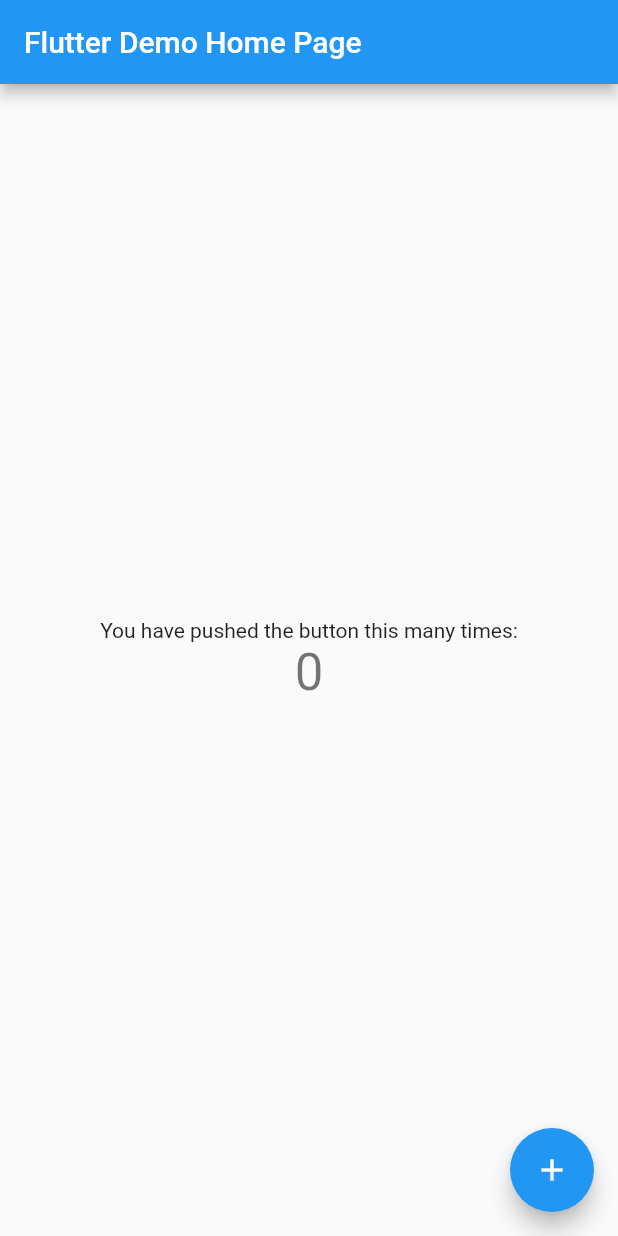
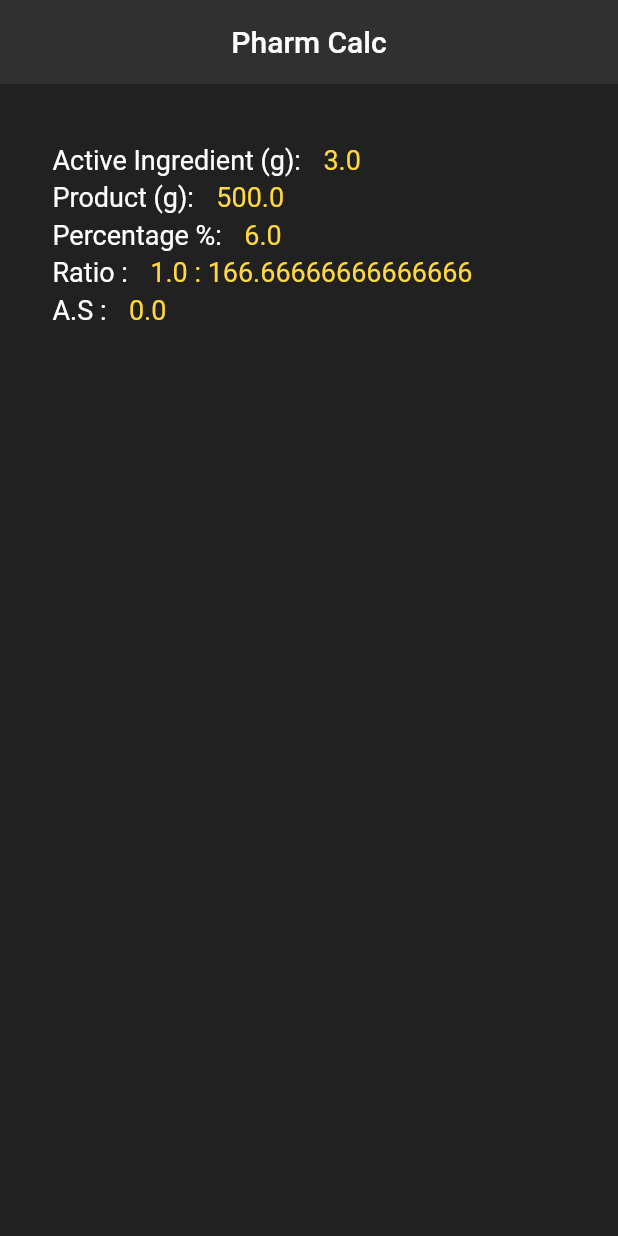
Before and after one commit to Daru233/pharm_calc, a Flutter app: the screen it shows after launch, on a phone screen of 412 x 824 dp. Run offline on Flutter 3.47's test engine with Material 2 defaults, Android fonts, the phone set to English and light mode, and no system bars.

Commit message:
conversions screen, basic dilutions, has bug

```diff
--- /dev/null
+++ b/lib/conversion/conversion_root.dart
@@ -0,0 +1,108 @@
+import 'package:flutter/material.dart';
+
+class ConversionRoot extends StatefulWidget {
+  const ConversionRoot({Key? key}) : super(key: key);
+
+  @override
+  _ConversionRootState createState() => _ConversionRootState();
+}
+
+class _ConversionRootState extends State<ConversionRoot> {
+
+  // take user input and store in ingredient product
+  final double SPACED_BOX = 4;
+
+  double active_ingredient = 3;
+  double excipients = 500;
+
+  double percentage = 0;
+  String ratio = '';
+  double active_strength = 0;
+  double percentage_for_ratio = 0;
+
+  double active_ingredient_ratio = 0;
+  double excipients_ratio = 0;
+
+  String percentage_for_ratio_toString = '';
+  String active_ingredient_ratio_toString = '';
+  String excipients_ratio_toString = '';
+
+  @override
+  Widget build(BuildContext context) {
+
+    // extract to get percentage method
+    // TODO fix bug - 3g ai, 500g exc
+    percentage = (active_ingredient / excipients) * 1000;
+    percentage = double.parse((percentage).toStringAsFixed(3));
+
+    // extract to get ratio method
+    percentage_for_ratio = double.parse((percentage).toStringAsFixed(3));
+    active_ingredient_ratio = active_ingredient / active_ingredient;
+    excipients_ratio = excipients / active_ingredient;
+
+    active_ingredient_ratio_toString = active_ingredient_ratio.toString();
+    excipients_ratio_toString = excipients_ratio.toString();
+
+    ratio = '$active_ingredient_ratio_toString : $excipients_ratio_toString';
+
+
+    // make active ingredient to 1
+
+    return Container(
+      child: Column(
+        children: <Widget> [
+          LabelValuePair(label:'Active Ingredient (g):', value: active_ingredient),
+          SizedBox(height: SPACED_BOX),
+          LabelValuePair(label:'Product (g):', value: excipients),
+          SizedBox(height: SPACED_BOX),
+          LabelValuePair(label:'Percentage %:', value: percentage),
+          SizedBox(height: SPACED_BOX),
+          LabelValuePair(label:'Ratio :', value: ratio),
+          SizedBox(height: SPACED_BOX),
+          LabelValuePair(label:'A.S :', value: active_strength),
+        ],
+      )
+    );
+  }
+}
+
+class LabelValuePair extends StatelessWidget {
+
+  final String label;
+  final value;
+
+  const LabelValuePair({
+    Key? key,
+    required this.label,
+    required this.value,
+  }) : super(key: key);
+
+  final double LABEL_FONT_SIZE = 18.0;
+  final double PRODUCT_FONT_SIZE = 18.0;
+  final double SPACED_BOX = 15;
+
+  @override
+  Widget build(BuildContext context) {
+    return Container(
+        child: Row(
+          children: <Widget>[
+            Text(
+              label,
+              style: TextStyle(
+                color: Colors.white,
+                fontSize: LABEL_FONT_SIZE,
+              ),
+            ),
+            SizedBox(width: SPACED_BOX), // give it width
+            Text(
+              value.toString(),
+              style: TextStyle(
+                color: Colors.amberAccent,
+                fontSize: PRODUCT_FONT_SIZE,
+              ),
+            )
+          ],
+        )
+    );
+  }
+}
--- a/lib/main.dart
+++ b/lib/main.dart
@@ -1,115 +1,44 @@
 import 'package:flutter/material.dart';
+import 'package:pharm_calc/conversion/conversion_root.dart';
 
 void main() {
-  runApp(const MyApp());
+  runApp(MaterialApp(
+    home: PharmCalc(),
+  ));
 }
 
-class MyApp extends StatelessWidget {
-  const MyApp({super.key});
+class PharmCalc extends StatefulWidget {
+  const PharmCalc({Key? key}) : super(key: key);
 
-  // This widget is the root of your application.
+  @override
+  State<PharmCalc> createState() => _PharmCalcState();
+}
+
+class _PharmCalcState extends State<PharmCalc> {
+
+  double left = 35.0;
+  double right = 35.0;
+  double top = 40.0;
+  double bottom = 0.0;
+
   @override
   Widget build(BuildContext context) {
-    return MaterialApp(
-      title: 'Flutter Demo',
-      theme: ThemeData(
-        // This is the theme of your application.
-        //
-        // Try running your application with "flutter run". You'll see the
-        // application has a blue toolbar. Then, without quitting the app, try
-        // changing the primarySwatch below to Colors.green and then invoke
-        // "hot reload" (press "r" in the console where you ran "flutter run",
-        // or simply save your changes to "hot reload" in a Flutter IDE).
-        // Notice that the counter didn't reset back to zero; the application
-        // is not restarted.
-        primarySwatch: Colors.blue,
+    return Scaffold(
+      backgroundColor: Colors.grey[900],
+      appBar: AppBar(
+        title: Text('Pharm Calc'),
+        centerTitle: true,
+        backgroundColor: Colors.grey[850],
+        elevation: 0,
       ),
-      home: const MyHomePage(title: 'Flutter Demo Home Page'),
+      body: Padding(
+        padding: EdgeInsets.fromLTRB(left, top, right, bottom),
+        child: Column(
+          children: <Widget>[
+            ConversionRoot(),
+          ],
+        ),
+      ),
     );
   }
 }
-
-class MyHomePage extends StatefulWidget {
-  const MyHomePage({super.key, required this.title});
-
-  // This widget is the home page of your application. It is stateful, meaning
-  // that it has a State object (defined below) that contains fields that affect
-  // how it looks.
-
-  // This class is the configuration for the state. It holds the values (in this
-  // case the title) provided by the parent (in this case the App widget) and
-  // used by the build method of the State. Fields in a Widget subclass are
-  // always marked "final".
-
-  final String title;
-
-  @override
-  State<MyHomePage> createState() => _MyHomePageState();
-}
-
-class _MyHomePageState extends State<MyHomePage> {
-  int _counter = 0;
-
-  void _incrementCounter() {
-    setState(() {
-      // This call to setState tells the Flutter framework that something has
-      // changed in this State, which causes it to rerun the build method below
-      // so that the display can reflect the updated values. If we changed
-      // _counter without calling setState(), then the build method would not be
-      // called again, and so nothing would appear to happen.
-      _counter++;
-    });
-  }
-
-  @override
-  Widget build(BuildContext context) {
-    // This method is rerun every time setState is called, for instance as done
-    // by the _incrementCounter method above.
-    //
-    // The Flutter framework has been optimized to make rerunning build methods
-    // fast, so that you can just rebuild anything that needs updating rather
-    // than having to individually change instances of widgets.
-    return Scaffold(
-      appBar: AppBar(
-        // Here we take the value from the MyHomePage object that was created by
-        // the App.build method, and use it to set our appbar title.
-        title: Text(widget.title),
-      ),
-      body: Center(
-        // Center is a layout widget. It takes a single child and positions it
-        // in the middle of the parent.
-        child: Column(
-          // Column is also a layout widget. It takes a list of children and
-          // arranges them vertically. By default, it sizes itself to fit its
-          // children horizontally, and tries to be as tall as its parent.
-          //
-          // Invoke "debug painting" (press "p" in the console, choose the
-          // "Toggle Debug Paint" action from the Flutter Inspector in Android
-          // Studio, or the "Toggle Debug Paint" command in Visual Studio Code)
-          // to see the wireframe for each widget.
-          //
-          // Column has various properties to control how it sizes itself and
-          // how it positions its children. Here we use mainAxisAlignment to
-          // center the children vertically; the main axis here is the vertical
-          // axis because Columns are vertical (the cross axis would be
-          // horizontal).
-          mainAxisAlignment: MainAxisAlignment.center,
-          children: <Widget>[
-            const Text(
-              'You have pushed the button this many times:',
-            ),
-            Text(
-              '$_counter',
-              style: Theme.of(context).textTheme.headline4,
-            ),
-          ],
-        ),
-      ),
-      floatingActionButton: FloatingActionButton(
-        onPressed: _incrementCounter,
-        tooltip: 'Increment',
-        child: const Icon(Icons.add),
-      ), // This trailing comma makes auto-formatting nicer for build methods.
-    );
-  }
-}
```
Also changed, not shown: 1 other file.
